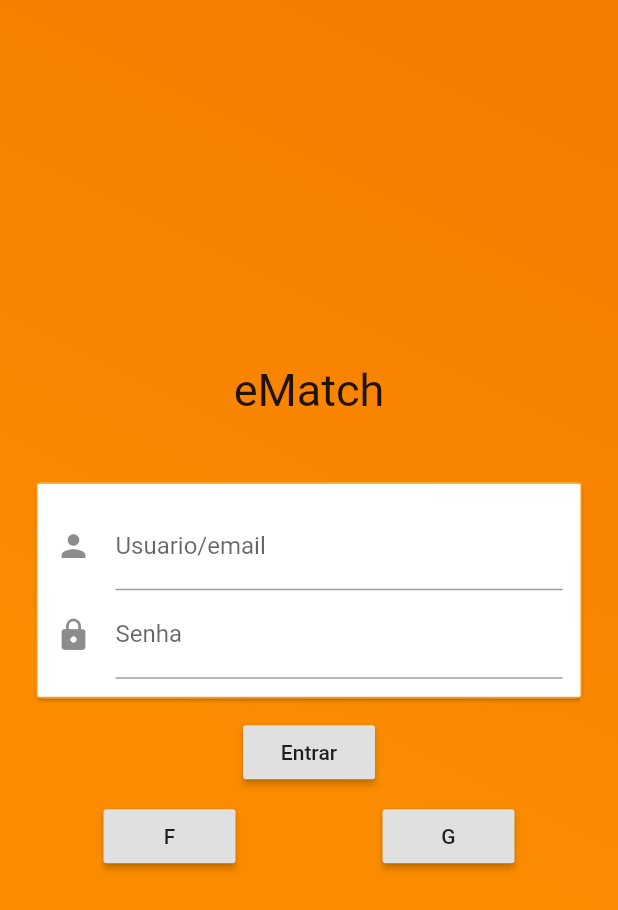
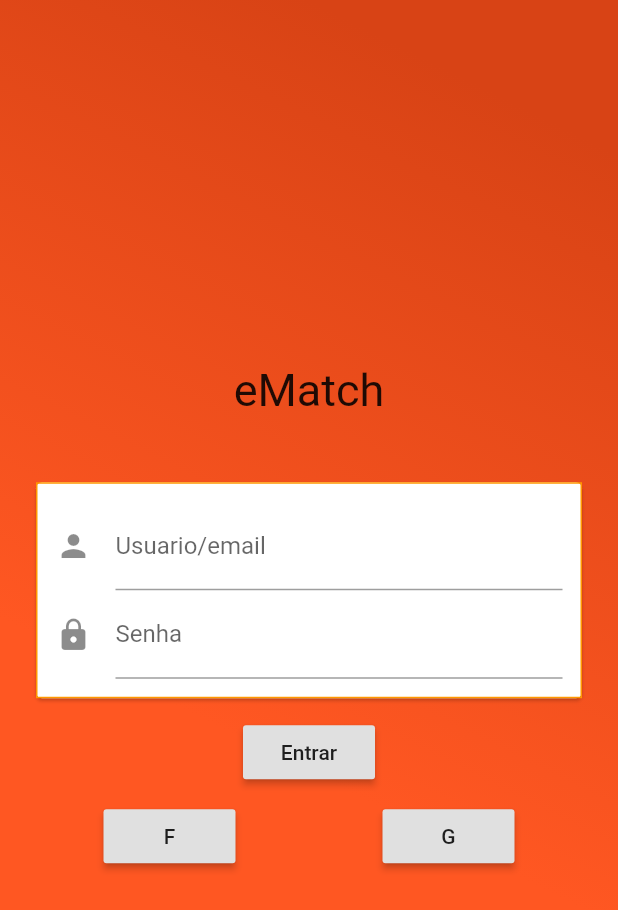
Before and after one commit to es-match/ematch, a Flutter app: the screen it shows after launch, on a phone screen of 412 x 824 dp. Shown: the top 910 px of the screen. Run offline on Flutter 3.47's test engine with Material 2 defaults, Android fonts, the phone set to English and light mode, and no system bars.

Commit message:
change deepOrange

```diff
--- a/lib/main.dart
+++ b/lib/main.dart
@@ -11,7 +11,7 @@ class AppWidget extends StatelessWidget {
   Widget build(BuildContext context) {
     var materialApp = MaterialApp(
       theme: ThemeData(
-        primarySwatch: Colors.orange,
+        primarySwatch: Colors.deepOrange,
       ),
       initialRoute: '/',
       routes: {
--- a/lib/views/login_page.dart
+++ b/lib/views/login_page.dart
@@ -20,8 +20,8 @@ class _LoginPageState extends State<LoginPage> {
                 colors: [
                   // Colors.orange[900],
                   // Colors.orange[800],
-                  Colors.orange[700],
-                  Colors.orange[600],
+                  Colors.deepOrange[800],
+                  Colors.deepOrange[500],
                   // Colors.orange,
                 ],
                 stops: [
```
